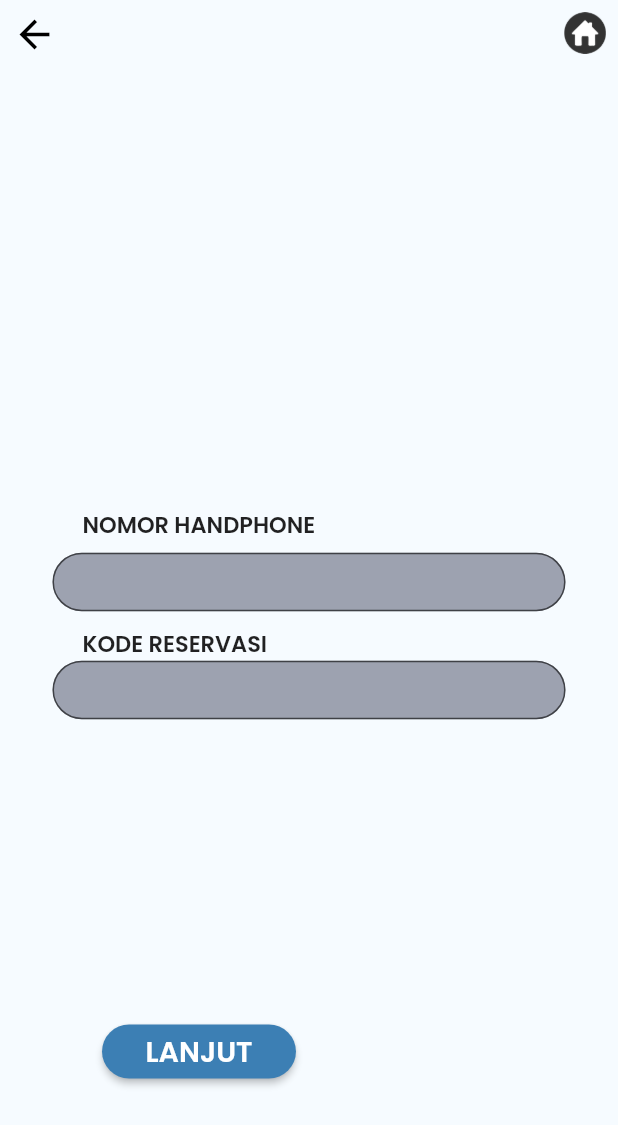
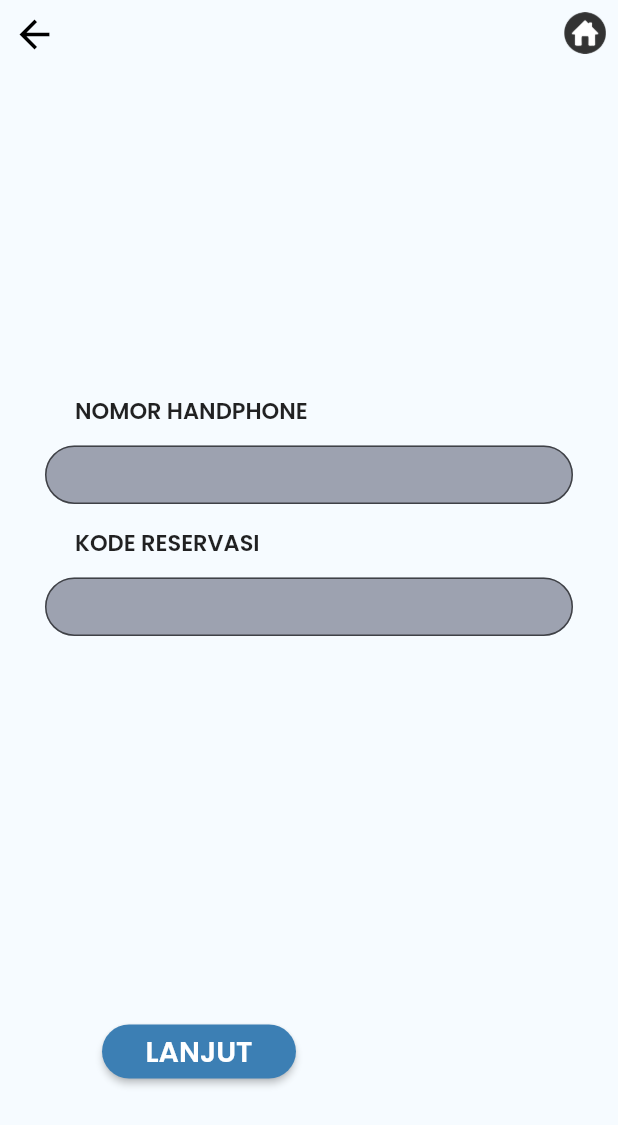
Before and after one commit to ilhmdhn/self_service, a Flutter app: the ReservationInputPage screen opened by its route, on a phone screen of 412 x 824 dp. Shown: the top 1125 px of the screen. Run offline on Flutter 3.47's test engine with Material 2 defaults, Android fonts, the phone set to English and light mode, and no system bars; our stand-ins replace auto_size_text, cached_network_image, carousel_slider, flutter_bloc, flutter_svg, flutter_widget_from_html_core and 4 more; accounts and stored records are empty.

Commit message:
menata ulang halaman input reservasi manual

```diff
--- a/lib/page/reservation_code_page/reservation_input_page.dart
+++ b/lib/page/reservation_code_page/reservation_input_page.dart
@@ -30,9 +30,7 @@ class _ReservationInputPageState extends State<ReservationInputPage> {
             mainAxisAlignment: MainAxisAlignment.spaceBetween,
             crossAxisAlignment: CrossAxisAlignment.start,
             children: [
-              Expanded(
-                flex: 1,
-                child: Row(
+              Row(
                 crossAxisAlignment: CrossAxisAlignment.start,
                 mainAxisAlignment: MainAxisAlignment.spaceBetween,
                 children: [
@@ -88,11 +86,10 @@ class _ReservationInputPageState extends State<ReservationInputPage> {
                   )
                 ],
               ),
-              ),
-              Expanded(
-                flex: 1,
+              Center(
                 child: Padding(
-                  padding: const EdgeInsets.symmetric(horizontal: 35),
+                  padding:
+                      const EdgeInsets.only(left: 30, right: 30, bottom: 35),
                   child: Column(
                     crossAxisAlignment: CrossAxisAlignment.start,
                     children: [
@@ -105,7 +102,7 @@ class _ReservationInputPageState extends State<ReservationInputPage> {
                         ),
                       ),
                       const SizedBox(
-                        height: 7,
+                        height: 12,
                       ),
                       SizedBox(
                         height: 39,
@@ -128,7 +125,7 @@ class _ReservationInputPageState extends State<ReservationInputPage> {
                         ),
                       ),
                       const SizedBox(
-                        height: 10,
+                        height: 14,
                       ),
                       Padding(
                         padding: const EdgeInsets.only(left: 20),
@@ -137,6 +134,9 @@ class _ReservationInputPageState extends State<ReservationInputPage> {
                           style: GoogleFonts.poppins(
                               fontWeight: FontWeight.w600, fontSize: 15),
                         ),
+                      ),
+                      const SizedBox(
+                        height: 12,
                       ),
                       SizedBox(
                         height: 39,
@@ -161,7 +161,7 @@ class _ReservationInputPageState extends State<ReservationInputPage> {
                             ),
                           ),
                         ),
-                      )
+                      ),
                     ],
                   ),
                 ),
```
Lines whose indentation alone changed are shown as unchanged.
